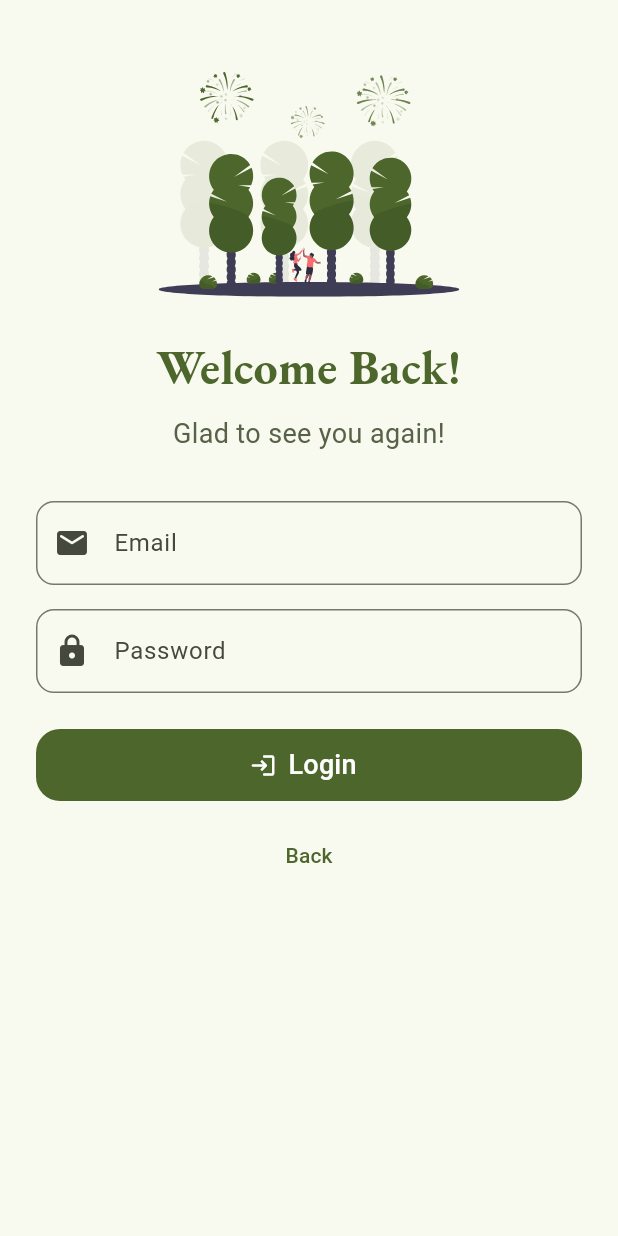
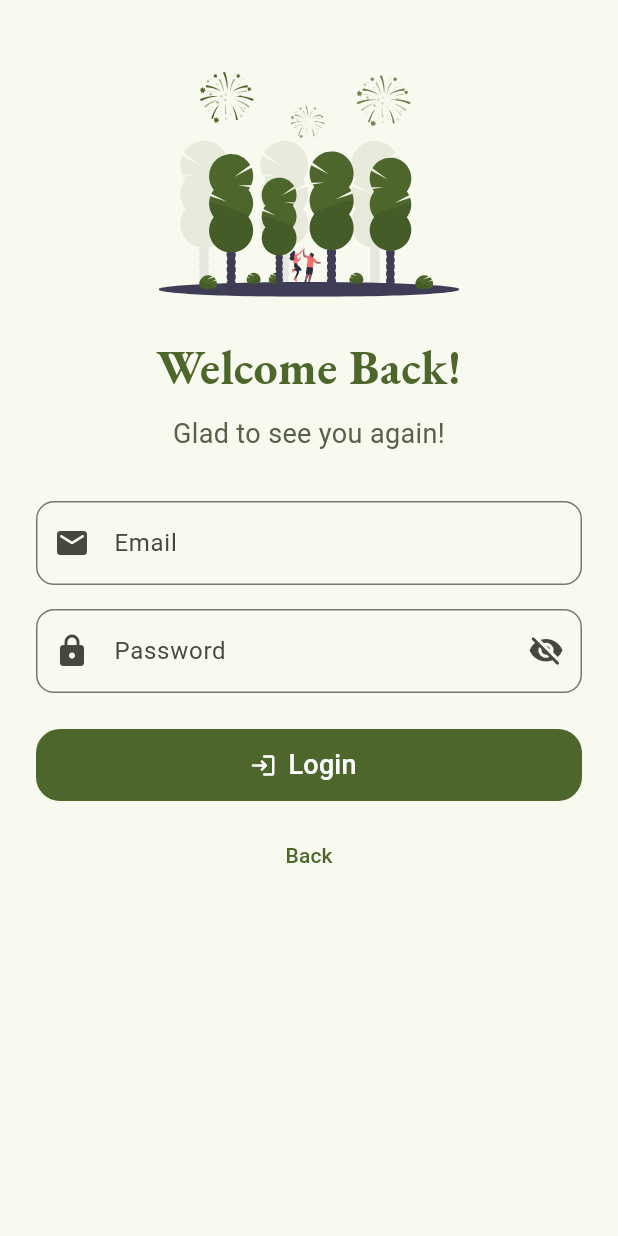
Before and after one commit to xperian48/AurAchieve, a Flutter app: the screen it shows after launch, after a tap on "Get Started", after a tap on "Back", after a tap on "Login", on a phone screen of 412 x 824 dp. Run offline on Flutter 3.47's test engine with Material 3 defaults, Android fonts, the phone set to English and light mode, and no system bars; drawn by our look-alikes of dynamic_color; our stand-ins replace appwrite, confetti, connectivity_plus, firebase_core, firebase_messaging, flutter_secure_storage and 6 more; accounts and stored records are empty; generated files the repository leaves out were written again; network calls fail; Roboto replaces fonts that are missing (Gabarito).

Commit message:
Almost everything working fine rn

```diff
--- a/lib/main.dart
+++ b/lib/main.dart
@@ -238,6 +238,7 @@ class _AuraOnboardingState extends State<AuraOnboarding> {
   String error = '';
   bool stopCarousel = false;
   final _storage = const FlutterSecureStorage();
+  bool _isPasswordVisible = false;
 
   @override
   void initState() {
@@ -528,12 +529,24 @@ class _AuraOnboardingState extends State<AuraOnboarding> {
                   borderRadius: BorderRadius.circular(12),
                 ),
                 prefixIcon: Icon(Icons.lock_rounded),
+                suffixIcon: IconButton(
+                  icon: Icon(
+                    _isPasswordVisible
+                        ? Icons.visibility_rounded        // Show "eye" when visible
+                        : Icons.visibility_off_rounded,   // Show "eye-off" when hidden
+                  ),
+                  onPressed: () {
+                    setState(() {
+                      _isPasswordVisible = !_isPasswordVisible;
+                    });
+                  },
+                ),
                 contentPadding: const EdgeInsets.symmetric(
                   horizontal: 16,
                   vertical: 18,
                 ),
               ),
-              obscureText: true,
+              obscureText: !_isPasswordVisible,
               autofillHints: [AutofillHints.newPassword],
               textInputAction: TextInputAction.done,
             ),
@@ -605,8 +618,20 @@ class _AuraOnboardingState extends State<AuraOnboarding> {
                   borderRadius: BorderRadius.circular(12),
                 ),
                 prefixIcon: Icon(Icons.lock_rounded),
+                suffixIcon: IconButton(
+                  icon: Icon(
+                    _isPasswordVisible
+                        ? Icons.visibility_rounded        // Show "eye" when visible
+                        : Icons.visibility_off_rounded,   // Show "eye-off" when hidden
+                  ),
+                  onPressed: () {
+                    setState(() {
+                      _isPasswordVisible = !_isPasswordVisible;
+                    });
+                  },
+                ),
               ),
-              obscureText: true,
+              obscureText: !_isPasswordVisible,
               autofillHints: [AutofillHints.password],
             ),
             SizedBox(height: 24),
--- a/pubspec.yaml
+++ b/pubspec.yaml
@@ -1,7 +1,7 @@
 name: auraascend
 description: "Fix your damn life with AuraAscend."
 publish_to: 'none'
-version: 0.1.1
+version: 0.1.3
 
 environment:
   sdk: ^3.7.2
```
Also changed, not shown: lib/api_service.dart (+15 -1 lines), lib/home.dart (+36 -15 lines), lib/screens/extended_task_list.dart (+19 -8 lines).
